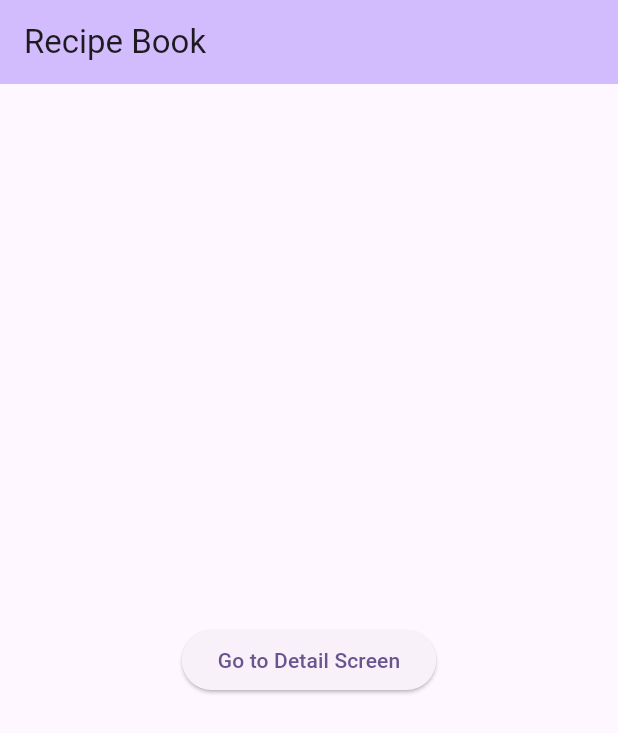
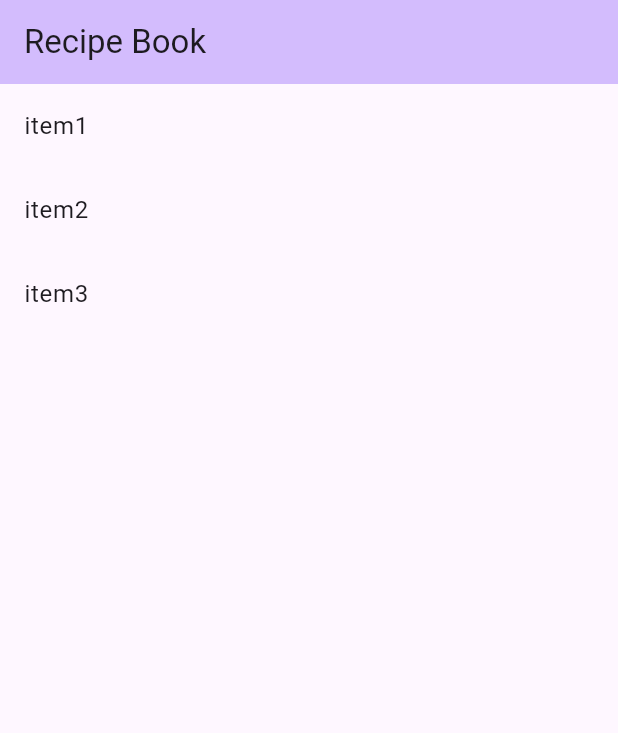
Before and after one commit to bwatts1/Recipe_Book, a Flutter app: the screen it shows after launch, on a phone screen of 412 x 824 dp. Shown: the top 733 px of the screen. Run offline on Flutter 3.47's test engine with Material 3 defaults, Android fonts, the phone set to English and light mode, and no system bars.

Commit message:
added a list

```diff
--- a/lib/home_screen.dart
+++ b/lib/home_screen.dart
@@ -1,8 +1,49 @@
 import 'package:flutter/material.dart';
-import 'detail_screen.dart'; // Import DetailScreen
+import 'detail_screen.dart';
+
+class Recipe {
+  final String name;
+  final List<String> ingredients;
+  final String instructions;
+
+  const Recipe({
+    required this.name,
+    required this.ingredients,
+    required this.instructions,
+  });
+}
 
 class HomeScreen extends StatelessWidget {
   const HomeScreen({super.key});
+  final List<Recipe> recipes = const [
+    Recipe(
+      name: 'item1',
+      ingredients: [
+        'igredient1',
+        'igredient2',
+      ],
+      instructions:
+          'Instructions',
+    ),
+    Recipe(
+      name: 'item2',
+      ingredients: [
+        'igredient1',
+        'igredient2',
+      ],
+      instructions:
+        'Instructions',
+    ),
+    Recipe(
+      name: 'item3',
+      ingredients: [
+        'igredient1',
+        'igredient2',
+      ],
+      instructions:
+        'Instructions',
+    ),
+  ];
 
   @override
   Widget build(BuildContext context) {
@@ -11,16 +52,22 @@ class HomeScreen extends StatelessWidget {
         title: const Text('Recipe Book'),
         backgroundColor: Theme.of(context).colorScheme.inversePrimary,
       ),
-      body: Center(
-        child: ElevatedButton(
-          onPressed: () {
-            Navigator.push(
-              context,
-              MaterialPageRoute(builder: (context) => const DetailScreen()),
-            );
-          },
-          child: const Text('Go to Detail Screen'),
-        ),
+      body: ListView.builder(
+        itemCount: recipes.length,
+        itemBuilder: (context, index) {
+          final recipe = recipes[index];
+          return ListTile(
+            title: Text(recipe.name),
+            onTap: () {
+              Navigator.push(
+                context,
+                MaterialPageRoute(
+                  builder: (context) => DetailScreen(recipe: recipe),
+                ),
+              );
+            },
+          );
+        },
       ),
     );
   }
```
Also changed, not shown: lib/detail_screen.dart (+54 -4 lines).
